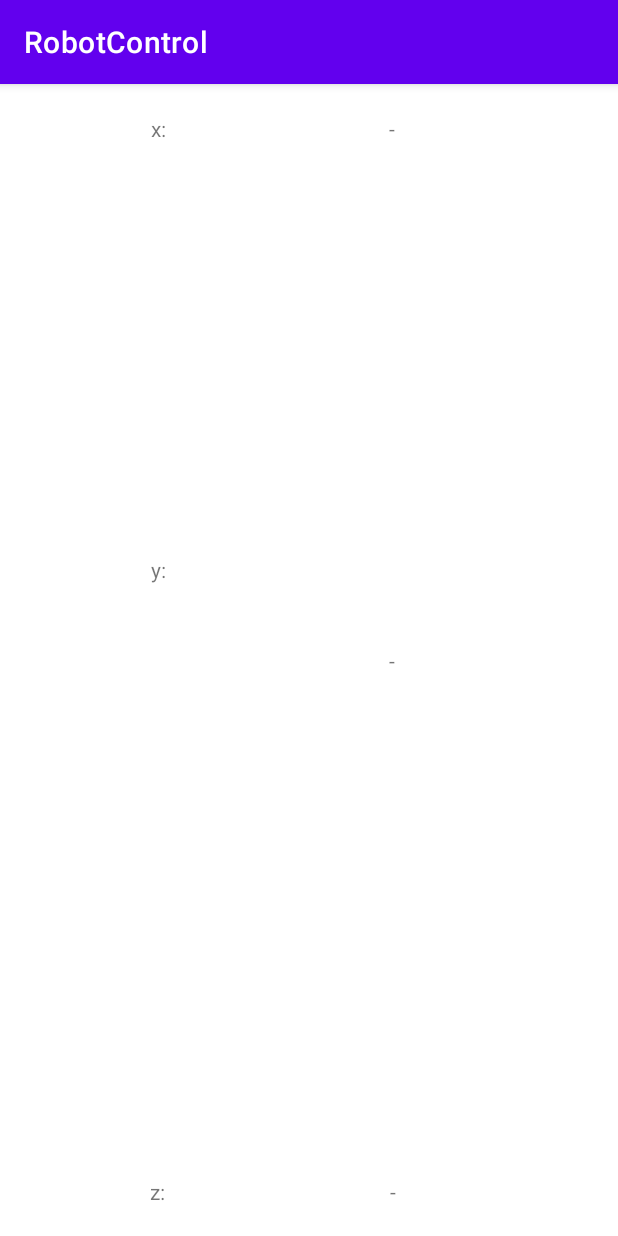
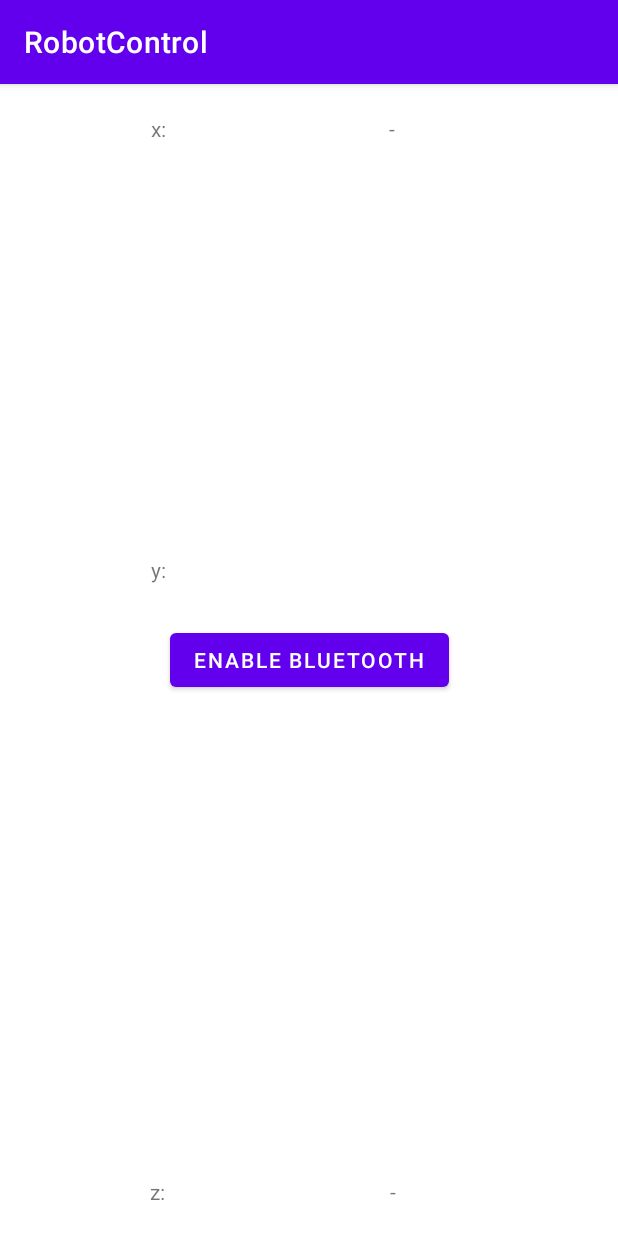
Before and after one commit to Wuslon/RobotControl, an Android app: the screen it shows after launch (MainActivity), on a phone screen of 412 x 824 dp. Run offline under Robolectric (Android 15) with nearby library versions, the phone set to English and light mode, and no system bars.

Commit message:
added possibility to switch on bluetooth

```diff
--- a/app/src/main/java/de/preusz/christian/myapplication/MainActivity.java
+++ b/app/src/main/java/de/preusz/christian/myapplication/MainActivity.java
@@ -1,12 +1,22 @@
 package de.preusz.christian.myapplication;
 
+import androidx.activity.result.ActivityResult;
+import androidx.activity.result.ActivityResultCallback;
+import androidx.activity.result.ActivityResultLauncher;
+import androidx.activity.result.contract.ActivityResultContracts;
 import androidx.appcompat.app.AppCompatActivity;
 
+import android.app.Activity;
+import android.bluetooth.BluetoothAdapter;
+import android.bluetooth.BluetoothManager;
+import android.content.Intent;
 import android.hardware.Sensor;
 import android.hardware.SensorEvent;
 import android.hardware.SensorEventListener;
 import android.hardware.SensorManager;
 import android.os.Bundle;
+import android.view.View;
+import android.widget.Button;
 import android.widget.TextView;
 import android.widget.Toast;
 
@@ -25,9 +35,9 @@ public class MainActivity extends AppCompatActivity {
         public void onSensorChanged (SensorEvent event){
              float[] values = event.values;
 
-             xValue.setText(""+values[0]);
-             yValue.setText(""+values[1]);
-             zValue.setText(""+values[2]);
+             xValue.setText("" + values[0]/* + "\ny: " + values[1] + "\nz: " + values[2]*/);
+             yValue.setText("" + values[1]);
+             zValue.setText("" + values[2]);
         }
     };
 
@@ -35,6 +45,8 @@ public class MainActivity extends AppCompatActivity {
     protected void onCreate(Bundle savedInstanceState) {
         super.onCreate(savedInstanceState);
         setContentView(R.layout.activity_main);
+
+        /* get Sensor Data*/
         sm = (SensorManager)getSystemService(SENSOR_SERVICE);
 
         xValue = (TextView) findViewById(R.id.xValueText);
@@ -48,6 +60,29 @@ public class MainActivity extends AppCompatActivity {
         else{
             Toast.makeText(getBaseContext(),"Error:No Game Rotation Sensor.",Toast.LENGTH_LONG).show();
         }
+
+        /* enable bluetooth */
+        BluetoothManager bluetoothManager = getSystemService(BluetoothManager.class);
+        BluetoothAdapter bluetoothAdapter = bluetoothManager.getAdapter();
+
+        ActivityResultLauncher activityResultLauncher = registerForActivityResult(new ActivityResultContracts.StartActivityForResult(), new ActivityResultCallback<ActivityResult>() {
+            @Override
+            public void onActivityResult(ActivityResult result) {
+            }
+        });
+
+
+        Button button_EnableBluetooth =(Button) findViewById(R.id.button_EnableBLuetooth);
+        button_EnableBluetooth.setOnClickListener(new View.OnClickListener() {
+            @Override
+            public void onClick(View view) {
+                if (!bluetoothAdapter.isEnabled()){
+                    Intent enableBtIntent = new Intent(BluetoothAdapter.ACTION_REQUEST_ENABLE);
+                    activityResultLauncher.launch(enableBtIntent);
+                }
+
+            }
+        });
     }
 
     @Override
--- a/app/src/main/res/layout/activity_main.xml
+++ b/app/src/main/res/layout/activity_main.xml
@@ -70,4 +70,14 @@
         app:layout_constraintEnd_toEndOf="parent"
         app:layout_constraintStart_toEndOf="@+id/zLabel" />
 
+    <Button
+        android:id="@+id/button_EnableBLuetooth"
+        android:layout_width="wrap_content"
+        android:layout_height="wrap_content"
+        android:text="Enable Bluetooth"
+        app:layout_constraintBottom_toBottomOf="parent"
+        app:layout_constraintEnd_toEndOf="parent"
+        app:layout_constraintStart_toStartOf="parent"
+        app:layout_constraintTop_toTopOf="parent" />
+
 </androidx.constraintlayout.widget.ConstraintLayout>
```
Also changed, not shown: app/src/main/AndroidManifest.xml (+11 -0 lines).
